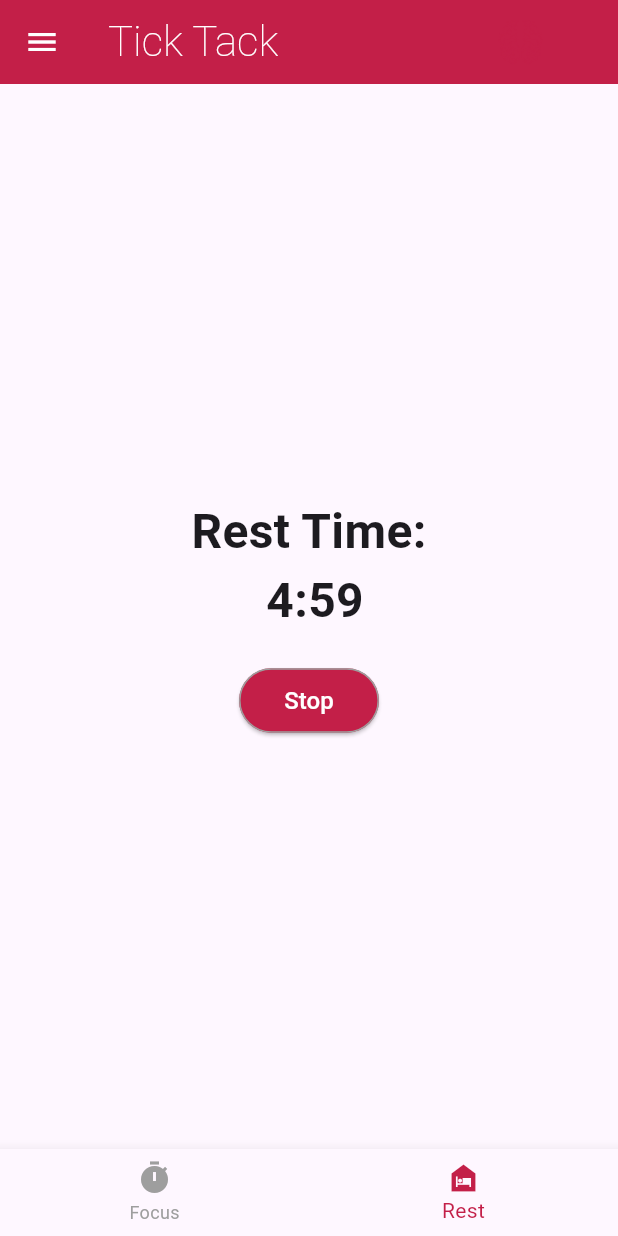
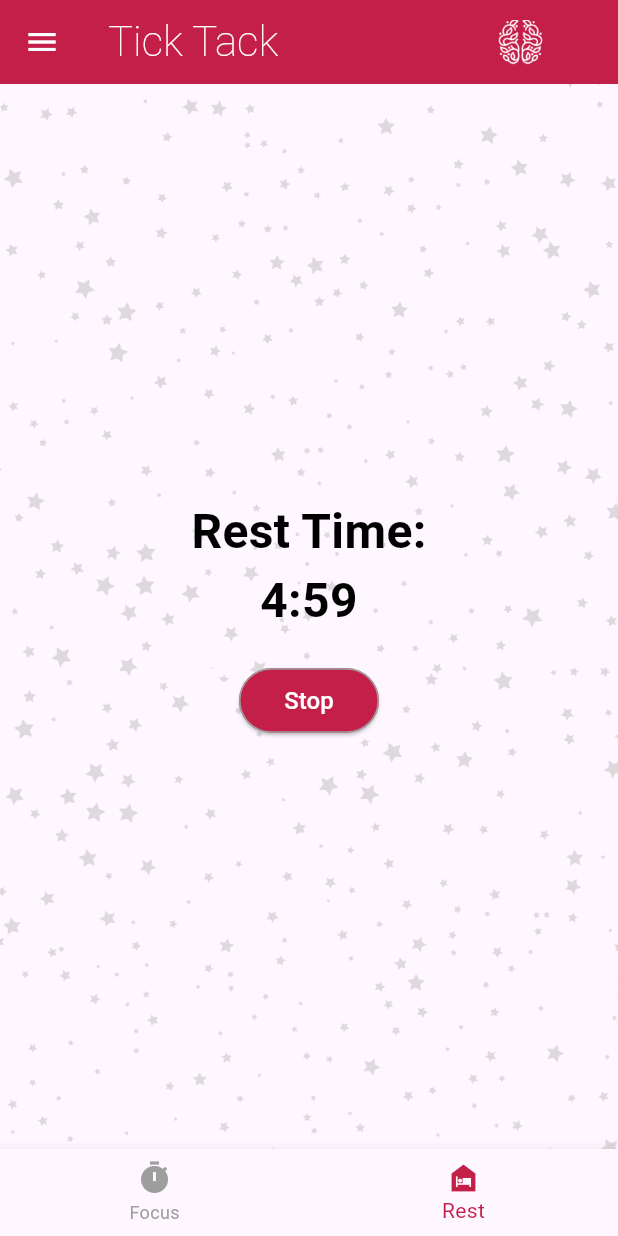
Before and after one commit to Hudakasim/pomodoro-app, a Flutter app: the screen it shows after launch, item 2 of the bottom bar chosen, after a tap on "Start", on a phone screen of 412 x 824 dp. Run offline on Flutter 3.47's test engine with Material 3 defaults, Android fonts, the phone set to English and light mode, and no system bars; our stand-ins replace shared_preferences; statements that could not run were skipped.

Commit message:
background photos added

```diff
--- a/lib/main.dart
+++ b/lib/main.dart
@@ -1,6 +1,6 @@
 import 'package:flutter/material.dart';
 import 'screens/settings.dart';
-import 'screens/home.dart';
+import 'screens/home_page/home.dart';
 
 void main() {
     runApp(const Pomodoro());
--- a/lib/screens/focus.dart
+++ /dev/null
@@ -1,90 +0,0 @@
-import 'package:flutter/material.dart';
-import 'dart:async';
-import 'global.dart';  // Global değişkenleri import ediyoruz
-
-class Focus_Study extends StatefulWidget {
-  const Focus_Study({super.key});
-
-  @override
-  State<Focus_Study> createState() => _Focus_StudyState();
-}
-
-class _Focus_StudyState extends State<Focus_Study> {
-  late int secondsLeft;  // Kalan süreyi tutacak değişken
-
-  bool isTimerRunning = false;  // Timer çalışıyor mu?
-  late Timer _timer;
-
-  @override
-  void initState() {
-    super.initState();
-    // Global değişkeni kullanarak focusTime'ı alıyoruz ve saniyeye çeviriyoruz
-    secondsLeft = focusTime * 60;  // focusTime'ı global değişkenden alıyoruz
-  }
-
-  void startTimer() {
-    setState(() {
-      isTimerRunning = true;  // Timer başlatıldı
-    });
-
-    _timer = Timer.periodic(Duration(seconds: 1), (timer) {
-      if (secondsLeft > 0) {
-        if (mounted){
-          setState(() {
-            secondsLeft--;  // Zamanı bir saniye azaltıyoruz
-          });
-        }
-      } else {
-        _timer.cancel();  // Timer bitince durduruluyor
-        setState(() {
-          isTimerRunning = false;
-        });
-      }
-    });
-  }
-
-  void stopTimer() {
-    setState(() {
-      _timer.cancel();  // Timer durduruluyor
-      isTimerRunning = false;  // Timer durdu
-    });
-  }
-
-  String formatTime(int seconds) {
-    int minutes = seconds ~/ 60;  // Dakika
-    int remainingSeconds = seconds % 60;  // Kalan saniye
-    return '$minutes:${remainingSeconds.toString().padLeft(2, '0')}';  // Format: MM:SS
-  }
-
-  @override
-  Widget build(BuildContext context) {
-    return Scaffold(
-      body: Center(
-        child: Column(
-          mainAxisAlignment: MainAxisAlignment.center,
-          children: [
-            // Kalan odaklanma zamanını gösteriyoruz
-            Text(
-              'Focus Time:\n ${formatTime(secondsLeft)}',
-              style: TextStyle(fontSize: 32, fontWeight: FontWeight.bold),
-              textAlign: TextAlign.center,
-            ),
-            SizedBox(height: 20),
-            ElevatedButton(
-              onPressed: isTimerRunning ? stopTimer : startTimer,
-              style: ElevatedButton.styleFrom(
-                backgroundColor: Color(0xFFC31F48),
-                side: BorderSide(width: 1, color: Colors.grey),
-                padding: EdgeInsets.fromLTRB(30, 10, 30, 10),
-              ),
-              child: Text(
-                isTimerRunning ? 'Stop' : 'Start',
-                style: TextStyle(fontSize: 16, color: Colors.white),
-              ),
-            ),
-          ],
-        ),
-      ),
-    );
-  }
-}
--- /dev/null
+++ b/lib/screens/home_page/focus.dart
@@ -0,0 +1,96 @@
+import 'package:flutter/material.dart';
+import 'dart:async';
+import 'global.dart';
+
+class Focus_Study extends StatefulWidget {
+  const Focus_Study({super.key});
+
+  @override
+  State<Focus_Study> createState() => _Focus_StudyState();
+}
+
+class _Focus_StudyState extends State<Focus_Study> {
+  late int secondsLeft;
+  bool isTimerRunning = false;
+  late Timer _timer;
+
+  @override
+  void initState() {
+    super.initState();
+    secondsLeft = focusTime * 60;
+  }
+
+  void startTimer() {
+    setState(() => isTimerRunning = true);
+    _timer = Timer.periodic(const Duration(seconds: 1), (timer) {
+      if (secondsLeft > 0 && mounted) {
+        setState(() => secondsLeft--);
+      } else {
+        _timer.cancel();
+        if (mounted) setState(() => isTimerRunning = false);
+      }
+    });
+  }
+
+  void stopTimer() {
+    _timer.cancel();
+    setState(() => isTimerRunning = false);
+  }
+
+  String formatTime(int seconds) {
+    return '${seconds ~/ 60}:${(seconds % 60).toString().padLeft(2, '0')}';
+  }
+
+  @override
+  Widget build(BuildContext context) {
+    return Stack(
+      children: [
+        // Background Image
+        Positioned.fill(
+          child: Image.asset(
+            'assets/background/focus.png',
+            fit: BoxFit.cover,
+          ),
+        ),
+        // Content Overlay
+        Container(
+          child: Center(
+            child: Column(
+              mainAxisAlignment: MainAxisAlignment.center,
+              children: [
+                Text(
+                  'Focus Time:\n${formatTime(secondsLeft)}',
+                  style: const TextStyle(
+                    fontSize: 32,
+                    fontWeight: FontWeight.bold,
+                    color: Colors.black, // White text for better visibility
+                  ),
+                  textAlign: TextAlign.center,
+                ),
+                const SizedBox(height: 20),
+                ElevatedButton(
+                  onPressed: isTimerRunning ? stopTimer : startTimer,
+                  style: ElevatedButton.styleFrom(
+                    backgroundColor: const Color(0xFFC31F48),
+                    side: const BorderSide(width: 1, color: Colors.grey),
+                    padding: const EdgeInsets.fromLTRB(30, 10, 30, 10),
+                  ),
+                  child: Text(
+                    isTimerRunning ? 'Stop' : 'Start',
+                    style: const TextStyle(fontSize: 16, color: Colors.white),
+                  ),
+                ),
+              ],
+            ),
+          ),
+        ),
+      ],
+    );
+  }
+
+  @override
+  void dispose() {
+    _timer.cancel();
+    super.dispose();
+  }
+}
--- a/lib/screens/home.dart
+++ b/lib/screens/home_page/home.dart
@@ -1,5 +1,5 @@
 import 'package:flutter/material.dart';
-import '../widgets/base.dart';
+import '../../widgets/base.dart';
 import 'rest.dart';
 import 'focus.dart';
 
--- /dev/null
+++ b/lib/screens/home_page/rest.dart
@@ -0,0 +1,96 @@
+import 'package:flutter/material.dart';
+import 'dart:async';
+import 'global.dart';
+
+class Rest extends StatefulWidget {
+  const Rest({super.key});
+
+  @override
+  State<Rest> createState() => _RestState();
+}
+
+class _RestState extends State<Rest> {
+  late int secondsLeft;
+  bool isTimerRunning = false;
+  late Timer _timer;
+
+  @override
+  void initState() {
+    super.initState();
+    secondsLeft = restTime * 60;
+  }
+
+  void startTimer() {
+    setState(() => isTimerRunning = true);
+    _timer = Timer.periodic(const Duration(seconds: 1), (timer) {
+      if (secondsLeft > 0 && mounted) {
+        setState(() => secondsLeft--);
+      } else {
+        _timer.cancel();
+        if (mounted) setState(() => isTimerRunning = false);
+      }
+    });
+  }
+
+  void stopTimer() {
+    _timer.cancel();
+    setState(() => isTimerRunning = false);
+  }
+
+  String formatTime(int seconds) {
+    return '${seconds ~/ 60}:${(seconds % 60).toString().padLeft(2, '0')}';
+  }
+
+  @override
+  Widget build(BuildContext context) {
+    return Stack(
+      children: [
+        // Background Image
+        Positioned.fill(
+          child: Image.asset(
+            'assets/background/rest.png', // Different image for rest screen
+            fit: BoxFit.cover,
+          ),
+        ),
+        // Content Overlay
+        Container(
+          child: Center(
+            child: Column(
+              mainAxisAlignment: MainAxisAlignment.center,
+              children: [
+                Text(
+                  'Rest Time:\n${formatTime(secondsLeft)}',
+                  style: const TextStyle(
+                    fontSize: 32,
+                    fontWeight: FontWeight.bold,
+                    color: Colors.black, // White text for better visibility
+                  ),
+                  textAlign: TextAlign.center,
+                ),
+                const SizedBox(height: 20),
+                ElevatedButton(
+                  onPressed: isTimerRunning ? stopTimer : startTimer,
+                  style: ElevatedButton.styleFrom(
+                    backgroundColor: const Color(0xFFC31F48),
+                    side: const BorderSide(width: 1, color: Colors.grey),
+                    padding: const EdgeInsets.fromLTRB(30, 10, 30, 10),
+                  ),
+                  child: Text(
+                    isTimerRunning ? 'Stop' : 'Start',
+                    style: const TextStyle(fontSize: 16, color: Colors.white),
+                  ),
+                ),
+              ],
+            ),
+          ),
+        ),
+      ],
+    );
+  }
+
+  @override
+  void dispose() {
+    _timer.cancel();
+    super.dispose();
+  }
+}
--- a/lib/screens/rest.dart
+++ /dev/null
@@ -1,88 +0,0 @@
-import 'package:flutter/material.dart';
-import 'dart:async';
-import 'global.dart';  // Global değişkenleri import ediyoruz
-
-class Rest extends StatefulWidget {
-  const Rest({super.key});  // Parametre almayacağız, global değişkeni kullanacağız
-
-  @override
-  State<Rest> createState() => _RestState();
-}
-
-class _RestState extends State<Rest> {
-  late int secondsLeft;  // Kalan süreyi tutacak değişken
-  bool isTimerRunning = false;
-  late Timer _timer;
-
-  @override
-  void initState() {
-    super.initState();
-    secondsLeft = restTime * 60;  // Global restTime'ı doğrudan kullanıyoruz ve saniyeye çeviriyoruz
-  }
-
-  void startTimer() {
-    setState(() {
-      isTimerRunning = true;  // Timer başlatıldı
-    });
-
-    _timer = Timer.periodic(Duration(seconds: 1), (timer) {
-      if (secondsLeft > 0) {
-        if (mounted){
-          setState(() {
-            secondsLeft--;  // Zamanı bir saniye azaltıyoruz
-          });
-        }
-      } else {
-        _timer.cancel();  // Timer bitince durduruluyor
-        setState(() {
-          isTimerRunning = false;
-        });
-      }
-    });
-  }
-
-  void stopTimer() {
-    setState(() {
-      _timer.cancel();  // Timer durduruluyor
-      isTimerRunning = false;  // Timer durdu
-    });
-  }
-
-  String formatTime(int seconds) {
-    int minutes = seconds ~/ 60;  // Dakika
-    int remainingSeconds = seconds % 60;  // Kalan saniye
-    return '$minutes:${remainingSeconds.toString().padLeft(2, '0')}';  // Format: MM:SS
-  }
-
-  @override
-  Widget build(BuildContext context) {
-    return Scaffold(
-      body: Center(
-        child: Column(
-          mainAxisAlignment: MainAxisAlignment.center,
-          children: [
-            // Kalan dinlenme zamanını gösteriyoruz
-            Text(
-              'Rest Time:\n ${formatTime(secondsLeft)}',
-              style: TextStyle(fontSize: 32, fontWeight: FontWeight.bold),
-              textAlign: TextAlign.center,
-            ),
-            SizedBox(height: 20),
-            ElevatedButton(
-              onPressed: isTimerRunning ? stopTimer : startTimer,
-              style: ElevatedButton.styleFrom(
-                backgroundColor: Color(0xFFC31F48),
-                side: BorderSide(width: 1, color: Colors.grey),
-                padding: EdgeInsets.fromLTRB(30, 10, 30, 10),
-              ),
-              child: Text(
-                isTimerRunning ? 'Stop' : 'Start',
-                style: TextStyle(fontSize: 16, color: Colors.white),
-              ),
-            ),
-          ],
-        ),
-      ),
-    );
-  }
-}
--- a/lib/screens/settings.dart
+++ b/lib/screens/settings.dart
@@ -1,7 +1,7 @@
 import 'package:flutter/material.dart';
-import 'package:pomodoro/screens/home.dart';
+import 'package:pomodoro/screens/home_page/home.dart';
 import 'package:pomodoro/widgets/base.dart';
-import 'global.dart';
+import 'home_page/global.dart';
 
 class Settings extends StatefulWidget {
   const Settings({super.key});
--- a/lib/widgets/app_bar.dart
+++ b/lib/widgets/app_bar.dart
@@ -16,7 +16,7 @@ class CustomAppBar extends StatelessWidget implements PreferredSizeWidget {
                     child: GestureDetector(
                         onTap: () => Navigator.pushNamed(context, '/settings'),
                         child: Image.asset(
-                            'assets/logo.png',
+                            'assets/logo/logo_white.png',
                             height: 30,
                         ),
                     ),
--- a/pubspec.yaml
+++ b/pubspec.yaml
@@ -58,7 +58,10 @@ dev_dependencies:
 flutter:
   uses-material-design: true
   assets:
-    - assets/logo.png
+    - assets/logo/logo_white.png
+    - assets/background/focus.png
+    - assets/background/rest.png
+    - assets/logo/logo.png
 
   # An image asset can refer to one or more resolution-specific "variants", see
   # https://flutter.dev/to/resolution-aware-images
```
Also changed, not shown: assets/background/focus.png (added), assets/background/rest.png (added), assets/logo/logo.png (renamed from assets/logo.png), assets/logo/logo_white.png (renamed from assets/images/2.png), lib/screens/home_page/global.dart (renamed from lib/screens/global.dart).
